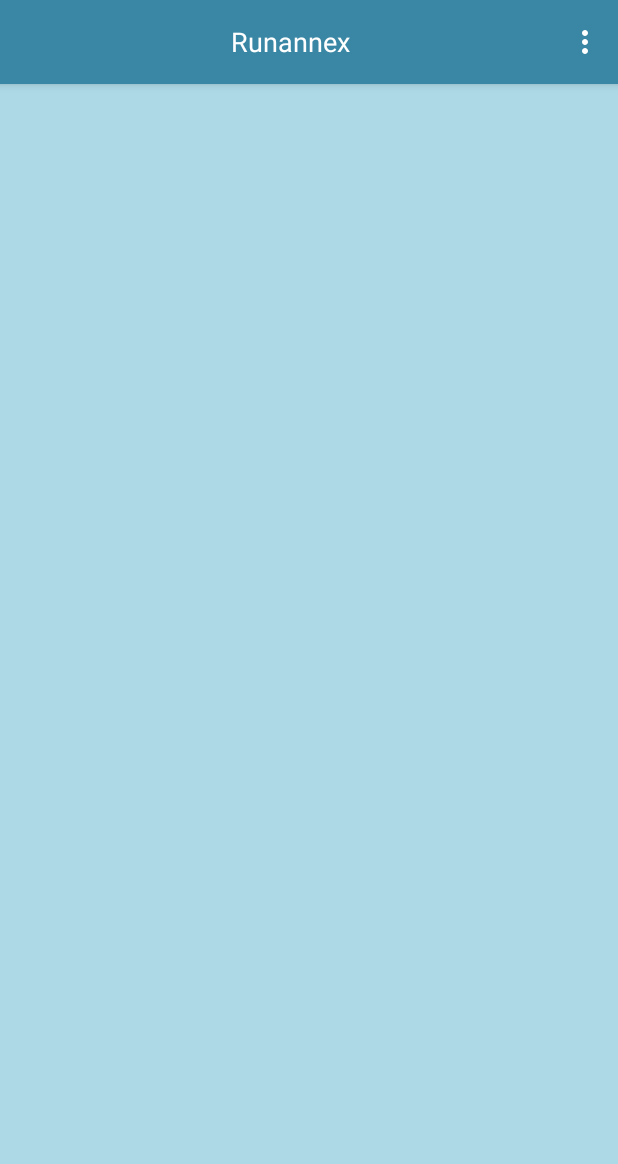
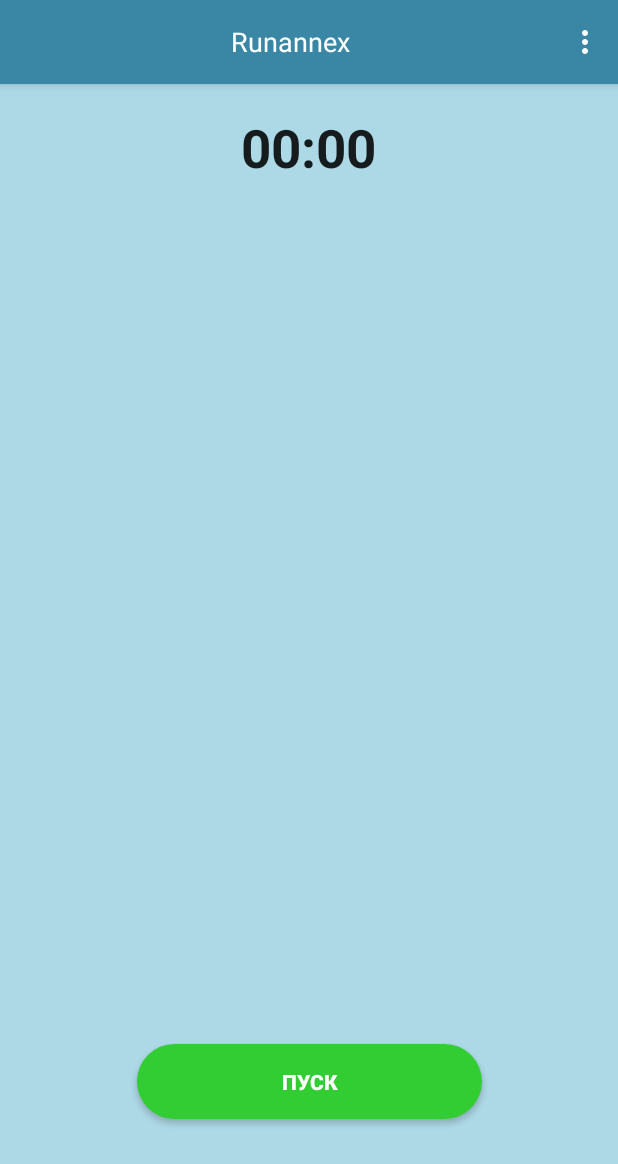
Before and after one commit to Securedill/Runannex, an Android app: the Training screen opened directly, with no data from a screen before it, on a phone screen of 412 x 824 dp. Shown: the top 1164 px of the screen. Run offline under Robolectric (Android 15) with nearby library versions, the phone set to English and light mode, and no system bars.

```diff
--- a/Runannex/app/src/main/AndroidManifest.xml
+++ b/Runannex/app/src/main/AndroidManifest.xml
@@ -13,6 +13,7 @@
         android:supportsRtl="true"
         android:theme="@style/AppTheme">
         <activity android:name=".MainActivity">
+            android:screenOrientation="portrait"
             <intent-filter>
                 <action android:name="android.intent.action.MAIN" />
 
--- a/Runannex/app/src/main/java/com/example/admin/runannex/MainActivity.java
+++ b/Runannex/app/src/main/java/com/example/admin/runannex/MainActivity.java
@@ -4,6 +4,7 @@ import android.Manifest;
 import android.content.Intent;
 import android.content.SharedPreferences;
 import android.content.SharedPreferences.Editor;
+import android.content.pm.ActivityInfo;
 import android.content.pm.PackageManager;
 import android.graphics.Bitmap;
 import android.graphics.drawable.BitmapDrawable;
@@ -38,6 +39,7 @@ public class MainActivity extends AppCompatActivity {
             protected void onCreate(Bundle savedInstanceState) {
                 super.onCreate(savedInstanceState);
                 setContentView(R.layout.activity_main);
+                setRequestedOrientation(ActivityInfo.SCREEN_ORIENTATION_PORTRAIT);
                 sPref = getApplicationContext().getSharedPreferences("Data", MODE_PRIVATE);
                 ed = sPref.edit();
 
--- a/Runannex/app/src/main/java/com/example/admin/runannex/Training.java
+++ b/Runannex/app/src/main/java/com/example/admin/runannex/Training.java
@@ -2,13 +2,18 @@ package com.example.admin.runannex;
 
 
 import android.content.SharedPreferences;
-import android.net.Uri;
+import android.content.pm.ActivityInfo;
 import android.os.Bundle;
 import android.os.Environment;
+import android.os.SystemClock;
 import android.support.v7.app.ActionBar;
 import android.support.v7.app.AppCompatActivity;
 import android.view.Menu;
+import android.view.View;
+import android.widget.Button;
+import android.widget.Chronometer;
 import android.widget.ImageView;
+
 import java.io.File;
 
 
@@ -17,11 +22,12 @@ public class Training extends AppCompatActivity {
     SharedPreferences sPref;
     String weight,year,growth,name;
     ImageView imageView;
-
+    long timeWhenStopped = 0;
     @Override
     protected void onCreate(Bundle savedInstanceState) {
         super.onCreate(savedInstanceState);
         setContentView(R.layout.activity_training);
+        setRequestedOrientation(ActivityInfo.SCREEN_ORIENTATION_PORTRAIT);
         getSupportActionBar().setDisplayOptions(ActionBar.DISPLAY_SHOW_CUSTOM);
         getSupportActionBar().setCustomView(R.layout.abs_layout);
         sPref = getApplication().getSharedPreferences("Data", MODE_PRIVATE);
@@ -32,14 +38,70 @@ public class Training extends AppCompatActivity {
         imageView = (ImageView) findViewById(R.id.image_view);
         String path = Environment.getExternalStorageDirectory().getPath();
         File f = new File(path + "/.Runannex/picture.png");
-
+        final Button start = (Button) findViewById(R.id.start);
+        final Button pause = (Button) findViewById(R.id.pause);
+        final Button stop = (Button) findViewById(R.id.stop);
+        final Button cont = (Button) findViewById(R.id.cont);
+        final Chronometer timer = (Chronometer) findViewById(R.id.chronometer);
 
 
         /* if(f.exists() && !f.isDirectory()) {
             imageView.setImageURI(Uri.parse(new File("file://" + path + "/.Runannex/picture.png").toString()));
         } else { imageView.setImageResource(R.drawable.ava);} */
 
+        View.OnClickListener oclBtnStart = new View.OnClickListener() {
+            @Override
+            public void onClick(View v) {
+                timer.setBase(SystemClock.elapsedRealtime());
+                timer.start();
+                start.setVisibility(View.INVISIBLE);
+                stop.setVisibility(View.VISIBLE);
+                pause.setVisibility(View.VISIBLE);
+            }
+        };
+        start.setOnClickListener(oclBtnStart);
 
+
+
+        View.OnClickListener oclBtnStop = new View.OnClickListener() {
+            @Override
+            public void onClick(View v) {
+                stop.setVisibility(View.INVISIBLE);
+                pause.setVisibility(View.INVISIBLE);
+                cont.setVisibility(View.INVISIBLE);
+                start.setVisibility(View.VISIBLE);
+                timer.setBase(SystemClock.elapsedRealtime());
+                timeWhenStopped = 0;
+                timer.stop();
+
+
+            }
+        };
+        stop.setOnClickListener(oclBtnStop);
+
+
+
+        View.OnClickListener oclBtnPause = new View.OnClickListener() {
+            @Override
+            public void onClick(View v) {
+                timeWhenStopped = timer.getBase() - SystemClock.elapsedRealtime();
+                timer.stop();
+                pause.setVisibility(View.INVISIBLE);
+                cont.setVisibility(View.VISIBLE);
+            }
+        };
+        pause.setOnClickListener(oclBtnPause);
+
+        View.OnClickListener oclBtnCont = new View.OnClickListener() {
+            @Override
+            public void onClick(View v) {
+                timer.setBase(SystemClock.elapsedRealtime() + timeWhenStopped);
+                timer.start();
+                cont.setVisibility(View.INVISIBLE);
+                pause.setVisibility(View.VISIBLE);
+            }
+        };
+        cont.setOnClickListener(oclBtnCont);
 
     }
 
--- /dev/null
+++ b/Runannex/app/src/main/res/drawable/cont.xml
@@ -0,0 +1,8 @@
+<?xml version="1.0" encoding="utf-8"?>
+<shape xmlns:android="http://schemas.android.com/apk/res/android" >
+    <solid android:color="#d8de2c" />
+    <corners android:bottomRightRadius="200dp"
+        android:bottomLeftRadius="200dp"
+        android:topRightRadius="200dp"
+        android:topLeftRadius="200dp"/>
+</shape>
--- /dev/null
+++ b/Runannex/app/src/main/res/drawable/pause.xml
@@ -0,0 +1,8 @@
+<?xml version="1.0" encoding="utf-8"?>
+<shape xmlns:android="http://schemas.android.com/apk/res/android" >
+    <solid android:color="#20B2AA" />
+    <corners android:bottomRightRadius="200dp"
+        android:bottomLeftRadius="200dp"
+        android:topRightRadius="200dp"
+        android:topLeftRadius="200dp"/>
+</shape>
--- /dev/null
+++ b/Runannex/app/src/main/res/drawable/stop.xml
@@ -0,0 +1,8 @@
+<?xml version="1.0" encoding="utf-8"?>
+<shape xmlns:android="http://schemas.android.com/apk/res/android" >
+    <solid android:color="#ca2631" />
+    <corners android:bottomRightRadius="200dp"
+        android:bottomLeftRadius="200dp"
+        android:topRightRadius="200dp"
+        android:topLeftRadius="200dp"/>
+</shape>
--- a/Runannex/app/src/main/res/layout/activity_training.xml
+++ b/Runannex/app/src/main/res/layout/activity_training.xml
@@ -6,4 +6,110 @@
     android:layout_height="match_parent"
     android:background="#ADD8E6"
     tools:context="com.example.admin.runannex.Training">
+
+    <RelativeLayout
+        android:id="@+id/relativeLayout"
+        android:layout_width="230dp"
+        android:layout_height="50dp"
+        android:layout_marginBottom="8dp"
+        android:layout_marginEnd="8dp"
+        android:layout_marginStart="8dp"
+        android:layout_marginTop="8dp"
+        app:layout_constraintBottom_toBottomOf="parent"
+        app:layout_constraintEnd_toEndOf="parent"
+        app:layout_constraintStart_toStartOf="parent"
+        app:layout_constraintTop_toTopOf="parent"
+        app:layout_constraintVertical_bias="0.9">
+
+
+        <Button
+            android:id="@+id/cont"
+            android:layout_width="110dp"
+            android:layout_height="50dp"
+            android:layout_alignParentEnd="true"
+            android:layout_alignParentRight="true"
+            android:layout_alignParentTop="true"
+            android:background="@drawable/rounded_button"
+            android:text="@string/cont"
+            android:textColor="@android:color/background_light"
+            android:textSize="12sp"
+            android:textStyle="bold"
+            android:visibility="invisible"
+            tools:layout_editor_absoluteX="191dp"
+            tools:layout_editor_absoluteY="57dp" />
+
+        <Button
+            android:id="@+id/pause"
+            android:layout_width="110dp"
+            android:layout_height="50dp"
+            android:layout_alignParentEnd="true"
+            android:layout_alignParentRight="true"
+            android:layout_alignParentTop="true"
+            android:background="@drawable/pause"
+            android:text="@string/pause"
+            android:textColor="@android:color/background_light"
+            android:textStyle="bold"
+            android:visibility="invisible"
+            tools:ignore="MissingConstraints"
+            tools:layout_editor_absoluteX="191dp"
+            tools:layout_editor_absoluteY="57dp" />
+
+        <Button
+            android:id="@+id/stop"
+            android:layout_width="110dp"
+            android:layout_height="50dp"
+
+            android:layout_alignParentLeft="true"
+            android:layout_alignParentStart="true"
+            android:layout_alignParentTop="true"
+            android:background="@drawable/stop"
+            android:text="@string/stop"
+            android:textColor="@android:color/background_light"
+            android:textSize="14sp"
+            android:textStyle="bold"
+            android:visibility="invisible"
+            tools:layout_editor_absoluteX="77dp"
+            tools:layout_editor_absoluteY="230dp" />
+
+    </RelativeLayout>
+
+    <Button
+        android:id="@+id/start"
+        android:layout_width="230dp"
+        android:layout_height="50dp"
+        android:layout_marginBottom="8dp"
+        android:layout_marginEnd="8dp"
+        android:layout_marginStart="8dp"
+        android:layout_marginTop="8dp"
+        android:background="@drawable/rounded_button"
+        android:text="@string/start"
+        android:textColor="@android:color/background_light"
+        android:textStyle="bold"
+        android:visibility="visible"
+        app:layout_constraintBottom_toBottomOf="parent"
+
+        app:layout_constraintEnd_toEndOf="parent"
+        app:layout_constraintStart_toStartOf="parent"
+        app:layout_constraintTop_toTopOf="parent"
+        app:layout_constraintVertical_bias="0.9" />
+
+    <Chronometer
+        android:id="@+id/chronometer"
+        android:layout_width="182dp"
+        android:layout_height="55dp"
+        android:layout_marginBottom="8dp"
+        android:layout_marginEnd="8dp"
+        android:layout_marginStart="8dp"
+        android:layout_marginTop="8dp"
+        android:textAlignment="center"
+        android:textSize="35sp"
+        android:textStyle="bold"
+        app:layout_constraintBottom_toBottomOf="parent"
+        app:layout_constraintEnd_toEndOf="parent"
+        app:layout_constraintHorizontal_bias="0.497"
+        app:layout_constraintStart_toStartOf="parent"
+        app:layout_constraintTop_toTopOf="parent"
+        app:layout_constraintVertical_bias="0.015" />
+
+
 </android.support.constraint.ConstraintLayout>
--- a/Runannex/app/src/main/res/values/strings.xml
+++ b/Runannex/app/src/main/res/values/strings.xml
@@ -18,5 +18,10 @@
     <string name="Вес">Вес</string>
     <string name="Имя">Имя</string>
     <string name="error">Заполните поля</string>
+    <string name="start">Пуск</string>
+    <string name="stop">Стоп</string>
+    <string name="pause">Пауза</string>
+    <string name="cont">Продолжить</string>
+
 
 </resources>
```
